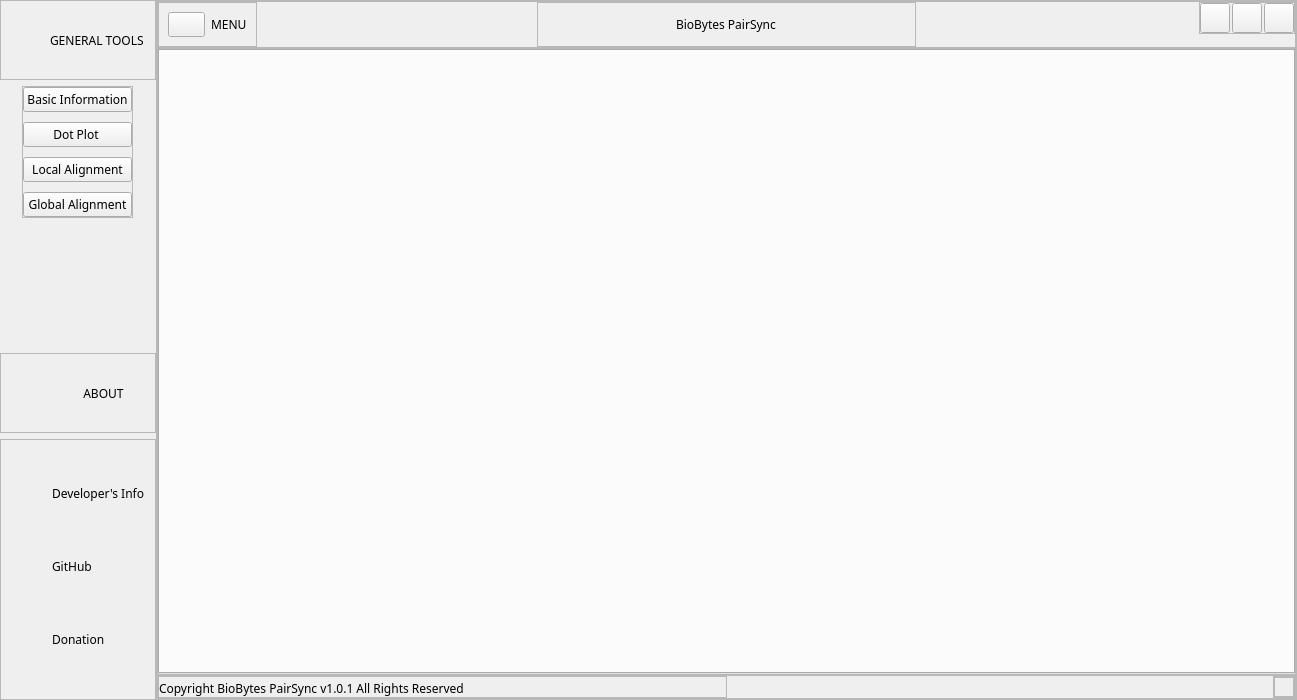
Old version of the form ui/main_window.ui in the repository bryancastillo10/BioBytes-PairSync.
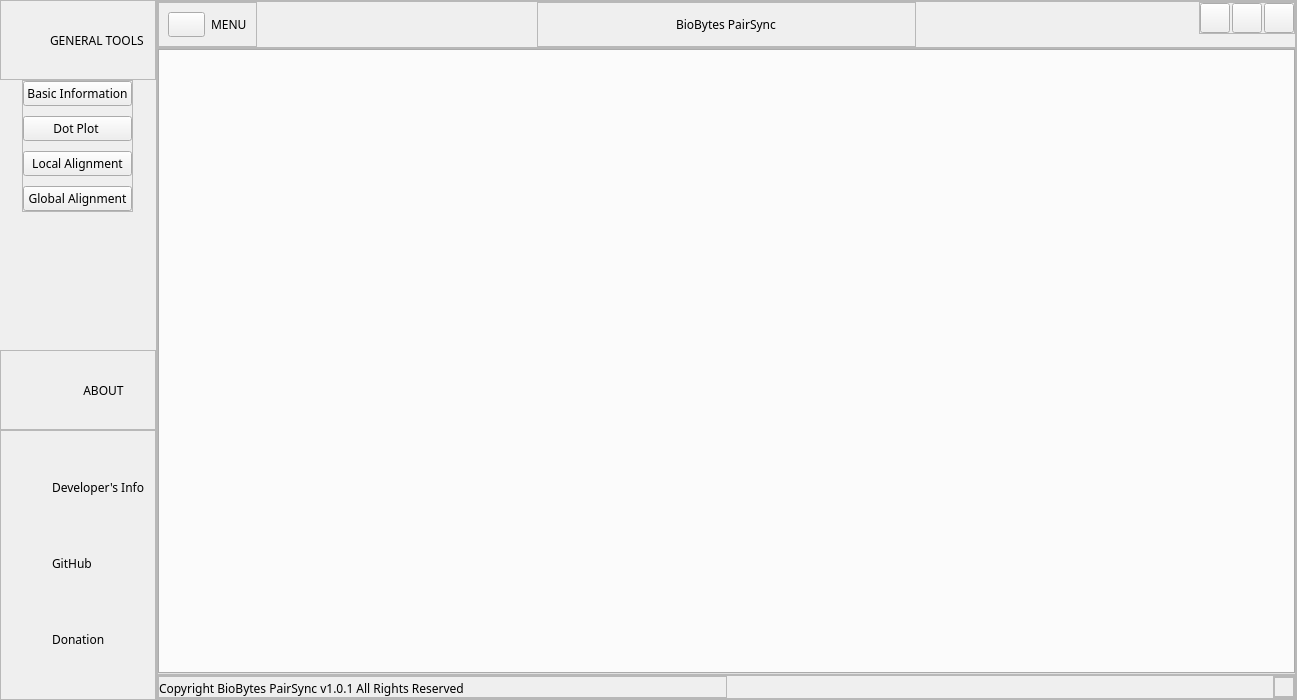
New version of the form. Icons and pictures are not drawn.

Diff of the .ui file:
```diff
--- a/ui/main_window.ui
+++ b/ui/main_window.ui
@@ -53,6 +53,9 @@
        <property name="bottomMargin">
         <number>0</number>
        </property>
+       <property name="spacing">
+        <number>0</number>
+       </property>
        <item row="0" column="0">
         <widget class="QFrame" name="gen_tools">
          <property name="minimumSize">
```
Left out of the diff: 2 changed lines with no effect on the pictures.
